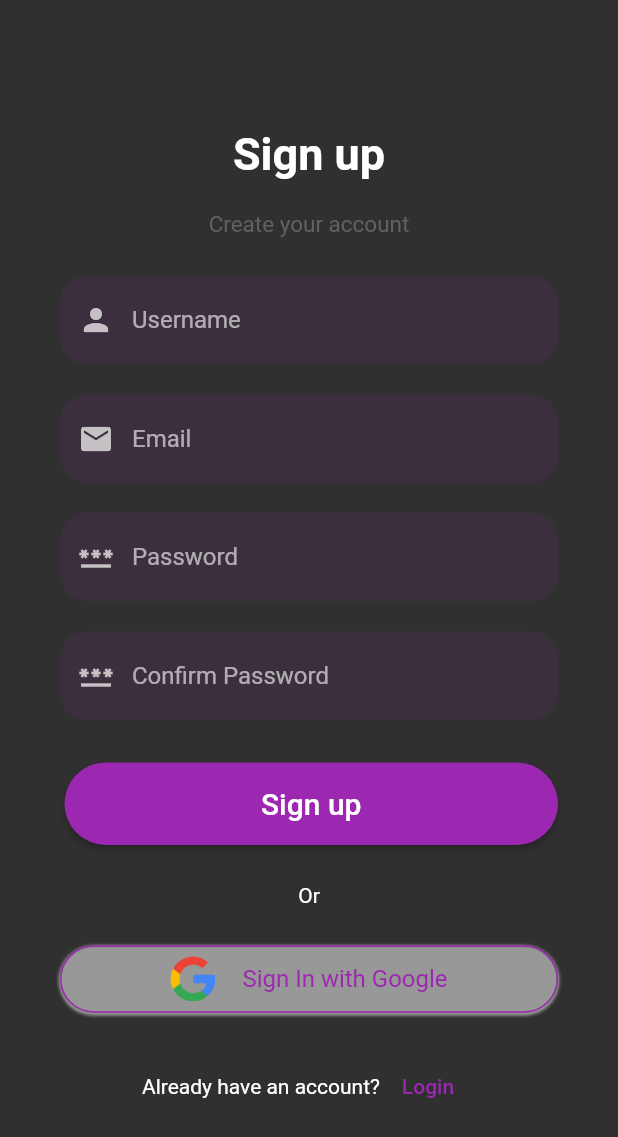
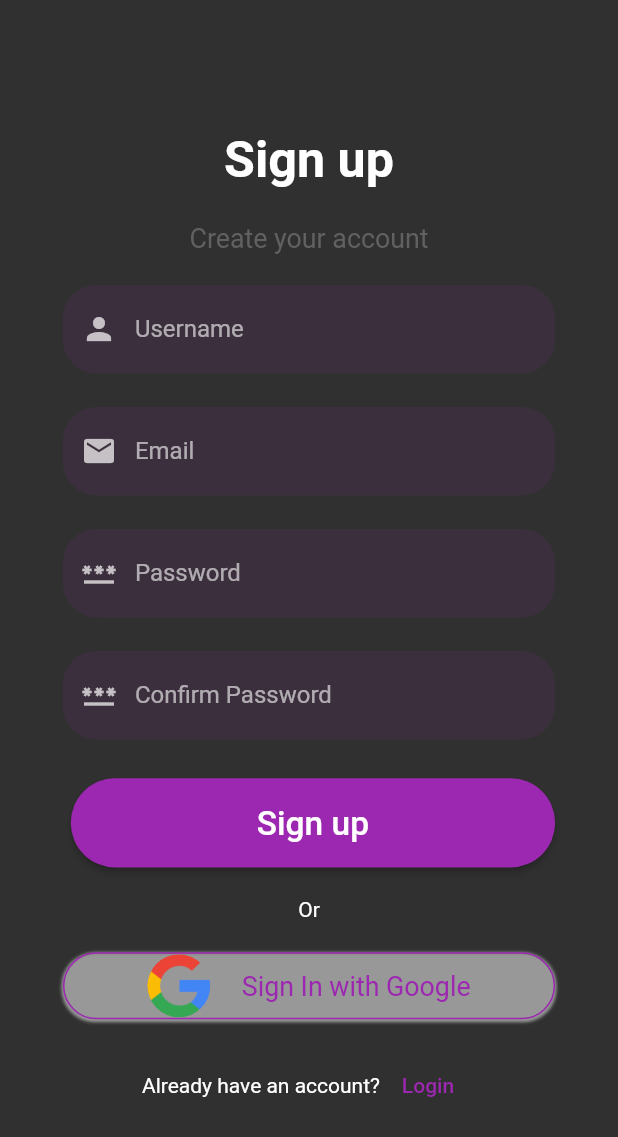
Before and after one commit to shimanta505/flutter_news, a Flutter app: the HomePage screen opened by its route, after a tap on the "logout" icon, after a tap on "Sign Up", on a phone screen of 412 x 824 dp. Shown: the top 1137 px of the screen. Run offline on Flutter 3.47's test engine with Material 2 defaults, Android fonts, the phone set to English and light mode, and no system bars; our stand-ins replace cached_network_image, firebase_auth, firebase_core, flutter_local_notifications, flutter_native_splash, get and 4 more; missing offline and left inert: flutter_file_downloader; accounts and stored records are empty; network calls fail.

Commit message:
signup page dimensions changed to responsive

```diff
--- a/lib/data/news_api.dart
+++ b/lib/data/news_api.dart
@@ -1,11 +1,23 @@
 import 'package:get/get.dart';
+import 'package:intl/intl.dart';
 
 import '../utils/constants/app_constants.dart';
 
 class NewsApi extends GetConnect {
   Future<Response> getNewsApi() async {
     Response response = await get(
-        "https://newsapi.org/v2/everything?q=tesla&from=2023-11-28&sortBy=publishedAt&apiKey=${AppConstants.API_KEY}");
+        "https://newsapi.org/v2/everything?q=tesla&from=${pastDateFormat()}&sortBy=publishedAt&apiKey=${AppConstants.API_KEY}");
     return response;
-  } //https://newsapi.org/v2/everything?q=tesla&from=2023-09-30&sortBy=publishedAt&apiKey=2304f11196514c6f82ae18cbf7253058
+  }
+
+  //https://newsapi.org/v2/everything?q=tesla&from=2023-09-30&sortBy=publishedAt&apiKey=2304f11196514c6f82ae18cbf7253058
+
+  String pastDateFormat() {
+    var date = DateTime.now().subtract(const Duration(days: 1));
+    var inputDate = DateTime.parse(date.toString());
+    var outputFormat = DateFormat('yyyy-MM-dd');
+    var outputDate = outputFormat.format(inputDate);
+    print("${outputDate}previous day");
+    return outputDate;
+  }
 }// pub_32629b61e27ae64b4f569696377136339c4a9
--- a/lib/utils/dimensions/dimensions.dart
+++ b/lib/utils/dimensions/dimensions.dart
@@ -1,25 +1,33 @@
 import 'package:get/get.dart';
 
 class Dimensions {
-  static final double _height = Get.height;
-  static final double _width = Get.width;
+  static final double _height = Get.height; // 738
+  static final double _width = Get.width; // 393
 
 // HEIGHT
   static final double height300 = _height / 2.46;
   static final double height200 = _height / 3.69;
   static final double height220 = _height / 3.35;
+  static final double height60 = _height / 12.3;
+  static final double height50 = _height / 14.76;
   static final double height40 = _height / 18.45;
   static final double height20 = _height / 36.9;
+  static final double height15 = _height / 49.2;
   static final double height10 = _height / 73.8;
+  static final double height5 = _height / 147.6;
 
 // WIDTH
+  static final double width40 = _width / 9.825;
+  static final double width20 = _width / 19.65;
+  static final double width5 = _width / 78.6;
 
 // RADIOUS
   static final double radious20 = _height / 36.9;
 
 // FONT SIZE
+  static final double font40 = _height / 18.45;
+  static final double font30 = _height / 24.6;
   static final double font24 = _height / 30.75;
+  static final double font20 = _height / 36.9;
   static final double font16 = _height / 46.125;
-  static final double font20 = _height / 36.9;
-  static final double font40 = _height / 18.45;
 }
--- a/lib/views/page/authenticationPage/signup_page.dart
+++ b/lib/views/page/authenticationPage/signup_page.dart
@@ -2,6 +2,8 @@ import 'package:flutter/material.dart';
 import 'package:flutter_news/authentication/authentication.dart';
 import 'package:flutter_news/route/app_route.dart';
 import 'package:get/get.dart';
+
+import '../../../utils/dimensions/dimensions.dart';
 
 class SignupPage extends StatelessWidget {
   SignupPage({super.key});
@@ -17,8 +19,8 @@ class SignupPage extends StatelessWidget {
     return Scaffold(
       body: SingleChildScrollView(
         child: Container(
-          padding: const EdgeInsets.symmetric(horizontal: 40),
-          height: MediaQuery.of(context).size.height - 50,
+          padding: EdgeInsets.symmetric(horizontal: Dimensions.width40),
+          height: MediaQuery.of(context).size.height - Dimensions.height50,
           width: double.infinity,
           child: Column(
             mainAxisAlignment: MainAxisAlignment.spaceEvenly,
@@ -26,20 +28,21 @@ class SignupPage extends StatelessWidget {
             children: <Widget>[
               Column(
                 children: <Widget>[
-                  const SizedBox(height: 60.0),
-                  const Text(
+                  SizedBox(height: Dimensions.height60),
+                  Text(
                     "Sign up",
                     style: TextStyle(
-                      fontSize: 30,
+                      fontSize: Dimensions.font30,
                       fontWeight: FontWeight.bold,
                     ),
                   ),
-                  const SizedBox(
-                    height: 20,
+                  SizedBox(
+                    height: Dimensions.height20,
                   ),
                   Text(
                     "Create your account",
-                    style: TextStyle(fontSize: 15, color: Colors.grey[700]),
+                    style: TextStyle(
+                        fontSize: Dimensions.font16, color: Colors.grey[700]),
                   )
                 ],
               ),
@@ -50,31 +53,34 @@ class SignupPage extends StatelessWidget {
                     decoration: InputDecoration(
                         hintText: "Username",
                         border: OutlineInputBorder(
-                            borderRadius: BorderRadius.circular(18),
+                            borderRadius:
+                                BorderRadius.circular(Dimensions.radious20),
                             borderSide: BorderSide.none),
                         fillColor: Colors.purple.withOpacity(0.1),
                         filled: true,
                         prefixIcon: const Icon(Icons.person)),
                   ),
-                  const SizedBox(height: 20),
+                  SizedBox(height: Dimensions.height20),
                   TextField(
                     controller: emailController,
                     decoration: InputDecoration(
                         hintText: "Email",
                         border: OutlineInputBorder(
-                            borderRadius: BorderRadius.circular(18),
+                            borderRadius:
+                                BorderRadius.circular(Dimensions.radious20),
                             borderSide: BorderSide.none),
                         fillColor: Colors.purple.withOpacity(0.1),
                         filled: true,
                         prefixIcon: const Icon(Icons.email)),
                   ),
-                  const SizedBox(height: 20),
+                  SizedBox(height: Dimensions.height20),
                   TextField(
                     controller: passwordController,
                     decoration: InputDecoration(
                       hintText: "Password",
                       border: OutlineInputBorder(
-                          borderRadius: BorderRadius.circular(18),
+                          borderRadius:
+                              BorderRadius.circular(Dimensions.radious20),
                           borderSide: BorderSide.none),
                       fillColor: Colors.purple.withOpacity(0.1),
                       filled: true,
@@ -82,13 +88,14 @@ class SignupPage extends StatelessWidget {
                     ),
                     obscureText: true,
                   ),
-                  const SizedBox(height: 20),
+                  SizedBox(height: Dimensions.height20),
                   TextField(
                     controller: confirmPasswordController,
                     decoration: InputDecoration(
                       hintText: "Confirm Password",
                       border: OutlineInputBorder(
-                          borderRadius: BorderRadius.circular(18),
+                          borderRadius:
+                              BorderRadius.circular(Dimensions.radious20),
                           borderSide: BorderSide.none),
                       fillColor: Colors.purple.withOpacity(0.1),
                       filled: true,
@@ -99,7 +106,8 @@ class SignupPage extends StatelessWidget {
                 ],
               ),
               Container(
-                  padding: const EdgeInsets.only(top: 3, left: 3),
+                  padding: EdgeInsets.only(
+                      top: Dimensions.height5, left: Dimensions.width5),
                   child: ElevatedButton(
                     onPressed: () {
                       AuthService.signUp(emailController.text.toString(),
@@ -107,19 +115,20 @@ class SignupPage extends StatelessWidget {
                     },
                     style: ElevatedButton.styleFrom(
                       shape: const StadiumBorder(),
-                      padding: const EdgeInsets.symmetric(vertical: 16),
+                      padding:
+                          EdgeInsets.symmetric(vertical: Dimensions.height15),
                       backgroundColor: Colors.purple,
                     ),
-                    child: const Text(
+                    child: Text(
                       "Sign up",
-                      style: TextStyle(fontSize: 20),
+                      style: TextStyle(fontSize: Dimensions.font20),
                     ),
                   )),
               const Center(child: Text("Or")),
               Container(
-                height: 45,
+                height: Dimensions.height40,
                 decoration: BoxDecoration(
-                  borderRadius: BorderRadius.circular(25),
+                  borderRadius: BorderRadius.circular(Dimensions.radious20),
                   border: Border.all(
                     color: Colors.purple,
                   ),
@@ -140,8 +149,8 @@ class SignupPage extends StatelessWidget {
                     mainAxisAlignment: MainAxisAlignment.center,
                     children: [
                       Container(
-                        height: 30.0,
-                        width: 30.0,
+                        height: Dimensions.height40,
+                        width: Dimensions.width40,
                         decoration: const BoxDecoration(
                           image: DecorationImage(
                               image: AssetImage(
@@ -150,11 +159,11 @@ class SignupPage extends StatelessWidget {
                           shape: BoxShape.circle,
                         ),
                       ),
-                      const SizedBox(width: 18),
-                      const Text(
+                      SizedBox(width: Dimensions.width20),
+                      Text(
                         "Sign In with Google",
                         style: TextStyle(
-                          fontSize: 16,
+                          fontSize: Dimensions.font16,
                           color: Colors.purple,
                         ),
                       ),
--- a/lib/views/page/homePage/home_page.dart
+++ b/lib/views/page/homePage/home_page.dart
@@ -44,7 +44,6 @@ class _HomePageState extends State<HomePage> {
 
   @override
   Widget build(BuildContext context) {
-    pastDateFormat();
     print("is logged in or not${AuthService.isLOggedIn()}");
 
     return Scaffold(
@@ -52,7 +51,8 @@ class _HomePageState extends State<HomePage> {
         title: const Text("news"),
         actions: [
           IconButton(
-              onPressed: () => AuthService.signout(), icon: const Icon(Icons.logout))
+              onPressed: () => AuthService.signout(),
+              icon: const Icon(Icons.logout))
         ],
       ),
       bottomNavigationBar: Obx(
@@ -108,14 +108,6 @@ class _HomePageState extends State<HomePage> {
     var outputDate = outputFormat.format(inputDate);
     return outputDate.toString();
   }
-
-  void pastDateFormat() {
-    var date = DateTime.now().subtract(const Duration(days: 1));
-    var inputDate = DateTime.parse(date.toString());
-    var outputFormat = DateFormat('yyyy-MM-dd');
-    var outputDate = outputFormat.format(inputDate);
-    print("${outputDate}previous day");
-  }
 }
 /*
 
```
